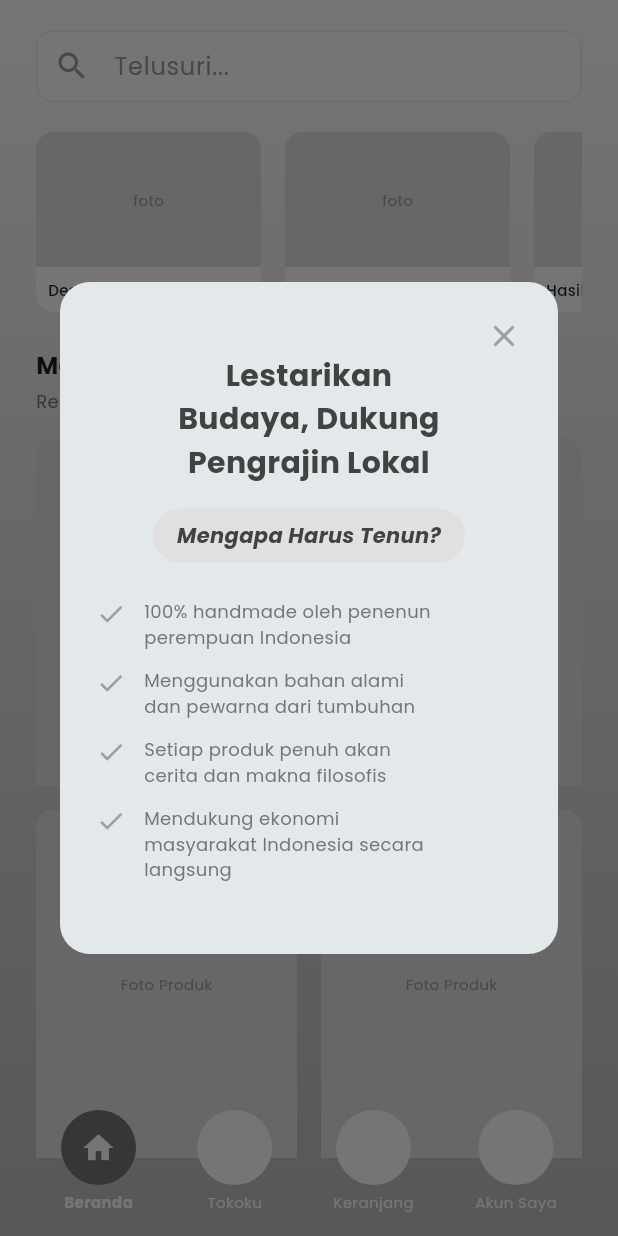
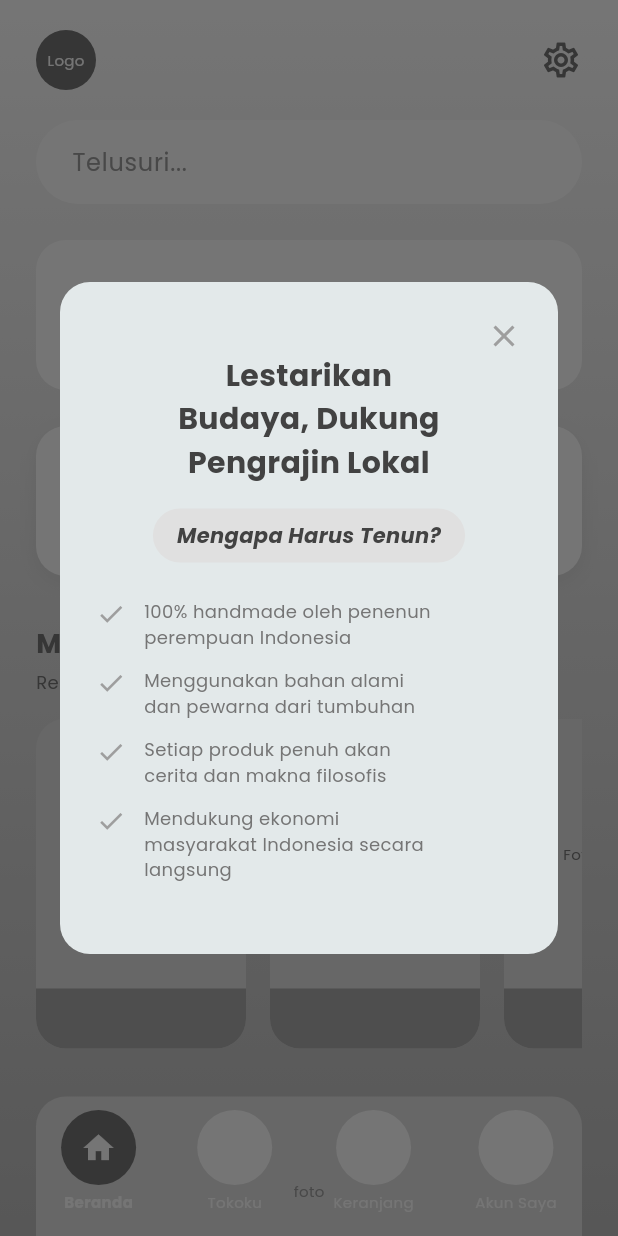
Before and after one commit to zyzzlegiggle/tenunku, a Flutter app: the HomePage screen opened by its route, on a phone screen of 412 x 824 dp. Run offline on Flutter 3.47's test engine with Material 3 defaults, Android fonts, the phone set to English and light mode, and no system bars; our stand-ins replace go_router, google_fonts.

Commit message:
homepage fixes

```diff
--- a/lib/features/home/presentation/pages/home_page.dart
+++ b/lib/features/home/presentation/pages/home_page.dart
@@ -154,13 +154,49 @@
         ),
         child: SafeArea(
           bottom: false, // Don't add padding for bottom safe area in body
+          child: Column(
+            children: [
+              // Fixed Header
+              Padding(
+                padding: const EdgeInsets.symmetric(
+                  horizontal: 24,
+                  vertical: 20,
+                ),
+                child: Row(
+                  children: [
+                    Container(
+                      width: 40,
+                      height: 40,
+                      decoration: const BoxDecoration(
+                        color: Color(0xFF757575), // Dark grey from screenshot
+                        shape: BoxShape.circle,
+                      ),
+                      child: const Center(
+                        child: Text(
+                          'Logo',
+                          style: TextStyle(color: Colors.white, fontSize: 10),
+                        ),
+                      ),
+                    ),
+                    const Spacer(),
+                    const Icon(
+                      Icons.settings_outlined,
+                      color: Color(0xFF757575),
+                      size: 28,
+                    ),
+                  ],
+                ),
+              ),
+
+              // Scrollable Content
+              Expanded(
                 child: SingleChildScrollView(
                   padding: const EdgeInsets.fromLTRB(
                     24,
-              20,
+                    0,
                     24,
                     100,
-            ), // Add bottom padding for content
+                  ), // Content padding
                   child: Column(
                     crossAxisAlignment: CrossAxisAlignment.start,
                     children: [
@@ -168,42 +204,60 @@
                       TextField(
                         decoration: InputDecoration(
                           hintText: 'Telusuri...',
-                    hintStyle: GoogleFonts.poppins(color: Colors.grey[500]),
-                    prefixIcon: const Icon(Icons.search, color: Colors.grey),
+                          hintStyle: GoogleFonts.poppins(
+                            color: Colors.grey[500],
+                          ),
                           fillColor: Colors.white,
                           filled: true,
+                          contentPadding: const EdgeInsets.symmetric(
+                            horizontal: 20,
+                            vertical: 16,
+                          ),
                           border: OutlineInputBorder(
                             borderRadius: BorderRadius.circular(30),
                             borderSide: BorderSide.none,
                           ),
-                    contentPadding: const EdgeInsets.symmetric(vertical: 0),
+                          enabledBorder: OutlineInputBorder(
+                            borderRadius: BorderRadius.circular(30),
+                            borderSide: BorderSide.none,
                           ),
+                          focusedBorder: OutlineInputBorder(
+                            borderRadius: BorderRadius.circular(30),
+                            borderSide: BorderSide.none,
                           ),
-                const SizedBox(height: 20),
-
-                // Categories
-                SizedBox(
-                  height: 120,
-                  child: ListView(
-                    scrollDirection: Axis.horizontal,
-                    children: [
-                      _buildHighlightCard('Desa Kanekes'),
-                      const SizedBox(width: 16),
-                      _buildHighlightCard('Kegiatan Tenun'),
-                      const SizedBox(width: 16),
-                      _buildHighlightCard('Hasil Tenunan'),
-                    ],
                         ),
                       ),
                       const SizedBox(height: 24),
+
+                      // Banner
+                      Container(
+                        width: double.infinity,
+                        height: 100,
+                        decoration: BoxDecoration(
+                          color: Colors.white,
+                          borderRadius: BorderRadius.circular(20),
+                        ),
+                      ),
+                      const SizedBox(height: 24),
+
+                      // Categories
+                      Row(
+                        mainAxisAlignment: MainAxisAlignment.spaceBetween,
+                        children: [
+                          _buildCategoryItem(),
+                          _buildCategoryItem(),
+                          _buildCategoryItem(),
+                        ],
+                      ),
+                      const SizedBox(height: 32),
 
                       // Marketplace Budaya
                       Text(
                         'Marketplace Budaya',
                         style: GoogleFonts.poppins(
-                    fontSize: 16,
+                          fontSize: 18,
                           fontWeight: FontWeight.bold,
-                    color: Colors.black87,
+                          color: const Color(0xFF757575),
                         ),
                       ),
                       const SizedBox(height: 4),
@@ -215,42 +269,58 @@
                         ),
                       ),
                       const SizedBox(height: 16),
-                GridView.builder(
-                  physics: const NeverScrollableScrollPhysics(),
-                  shrinkWrap: true,
-                  gridDelegate: const SliverGridDelegateWithFixedCrossAxisCount(
-                    crossAxisCount: 2,
-                    childAspectRatio: 0.75,
-                    crossAxisSpacing: 16,
-                    mainAxisSpacing: 16,
-                  ),
+
+                      // Products Horizontal List
+                      SizedBox(
+                        height: 220,
+                        child: ListView.separated(
+                          scrollDirection: Axis.horizontal,
                           itemCount: 4,
+                          separatorBuilder: (context, index) =>
+                              const SizedBox(width: 16),
                           itemBuilder: (context, index) {
                             return _buildProductCard();
                           },
                         ),
-                const SizedBox(height: 24),
+                      ),
+                      const SizedBox(height: 32),
 
-                // Banner
+                      // Vertical Highlights Section
+                      _buildVerticalHighlightCard('Desa Kanekes'),
+                      const SizedBox(height: 16),
+                      _buildVerticalHighlightCard('Kegiatan Tenun'),
+                      const SizedBox(height: 16),
+                      _buildVerticalHighlightCard('Hasil Tenunan'),
+                      const SizedBox(height: 40),
+
+                      // Bottom Banner (Yuk Kenali) - now at the bottom
+                      Column(
+                        children: [
+                          Text(
+                            'Yuk, Kenali Budaya Tenun\nIndonesia Lebih Lanjut!',
+                            textAlign: TextAlign.center,
+                            style: GoogleFonts.poppins(
+                              fontSize: 16,
+                              fontWeight: FontWeight.bold,
+                              color: const Color(0xFF757575),
+                            ),
+                          ),
+                          const SizedBox(height: 16),
                           Container(
                             width: double.infinity,
                             height: 150,
                             decoration: BoxDecoration(
-                    color: Colors.grey[400],
-                    borderRadius: BorderRadius.circular(16),
+                              color: const Color(0xFF9E9E9E), // Grey background
+                              borderRadius: BorderRadius.circular(20),
                             ),
-                  alignment: Alignment.center,
-                  child: Text(
-                    'Yuk, Kenali Budaya Tenun\nIndonesia Lebih Lanjut!',
-                    textAlign: TextAlign.center,
-                    style: GoogleFonts.poppins(
-                      fontWeight: FontWeight.bold,
-                      color: Colors.white,
+                          ),
+                        ],
+                      ),
+                    ],
                   ),
                 ),
               ),
             ],
-            ),
           ),
         ),
       ),
@@ -270,44 +340,54 @@
     );
   }
 
-  Widget _buildHighlightCard(String title) {
+  Widget _buildCategoryItem() {
     return Container(
-      width: 150,
+      width: 100, // Fixed size for squares
+      height: 100,
       decoration: BoxDecoration(
         color: Colors.white,
-        borderRadius: BorderRadius.circular(12),
+        borderRadius: BorderRadius.circular(20),
+        boxShadow: [
+          BoxShadow(
+            color: Colors.black.withOpacity(0.05),
+            blurRadius: 10,
+            offset: const Offset(0, 4),
+          ),
+        ],
+      ),
+      // Empty content as per screenshot wireframe
+    );
+  }
+
+  Widget _buildVerticalHighlightCard(String title) {
+    return Container(
+      width: double.infinity,
+      height: 180, // Large vertical card
+      padding: const EdgeInsets.all(16),
+      decoration: BoxDecoration(
+        color: const Color(0xFFE0E0E0), // Light grey background
+        borderRadius: BorderRadius.circular(20),
       ),
       child: Column(
+        mainAxisAlignment: MainAxisAlignment.spaceBetween,
         crossAxisAlignment: CrossAxisAlignment.start,
         children: [
-          Expanded(
-            flex: 3,
-            child: Container(
-              decoration: BoxDecoration(
-                color: Colors.grey[300],
-                borderRadius: const BorderRadius.vertical(
-                  top: Radius.circular(12),
-                ),
-              ),
-              alignment: Alignment.center,
-              child: const Text(
+          // Centered "foto" placeholder
+          const Center(
+            child: Padding(
+              padding: EdgeInsets.only(top: 40),
+              child: Text(
                 'foto',
-                style: TextStyle(fontSize: 10, color: Colors.grey),
+                style: TextStyle(color: Colors.grey, fontSize: 10),
               ),
             ),
           ),
-          Expanded(
-            flex: 1,
-            child: Padding(
-              padding: const EdgeInsets.all(8.0),
-              child: Text(
+          // Title at bottom left
+          Text(
             title,
             style: GoogleFonts.poppins(
-                  fontSize: 10,
-                  fontWeight: FontWeight.w500,
-                ),
-                overflow: TextOverflow.ellipsis,
-              ),
+              fontSize: 12,
+              color: const Color(0xFF616161),
             ),
           ),
         ],
@@ -317,25 +397,34 @@
 
   Widget _buildProductCard() {
     return Container(
+      width: 140, // Fixed width for horizontal list items
       decoration: BoxDecoration(
-        color: Colors.white,
-        borderRadius: BorderRadius.circular(12),
+        color: const Color(
+          0xFFE0E0E0,
+        ), // Light grey background like screenshot placeholder
+        borderRadius: BorderRadius.circular(20),
       ),
       child: Column(
         children: [
           Expanded(
+            flex: 3,
             child: Container(
-              decoration: BoxDecoration(
-                color: Colors.grey[300],
-                borderRadius: const BorderRadius.vertical(
-                  top: Radius.circular(12),
+              alignment: Alignment.center,
+              child: Text(
+                'Foto Produk',
+                style: GoogleFonts.poppins(
+                  fontSize: 10,
+                  color: Colors.grey[600],
                 ),
               ),
-              alignment: Alignment.center,
-              child: const Text(
-                'Foto Produk',
-                style: TextStyle(fontSize: 10, color: Colors.grey),
             ),
+          ),
+          // Grey darker area at bottom similar to screenshot
+          Container(
+            height: 40,
+            decoration: const BoxDecoration(
+              color: Color(0xFFAAAAAA), // Darker grey footer
+              borderRadius: BorderRadius.vertical(bottom: Radius.circular(20)),
             ),
           ),
         ],
```
Lines whose indentation alone changed are shown as unchanged.
